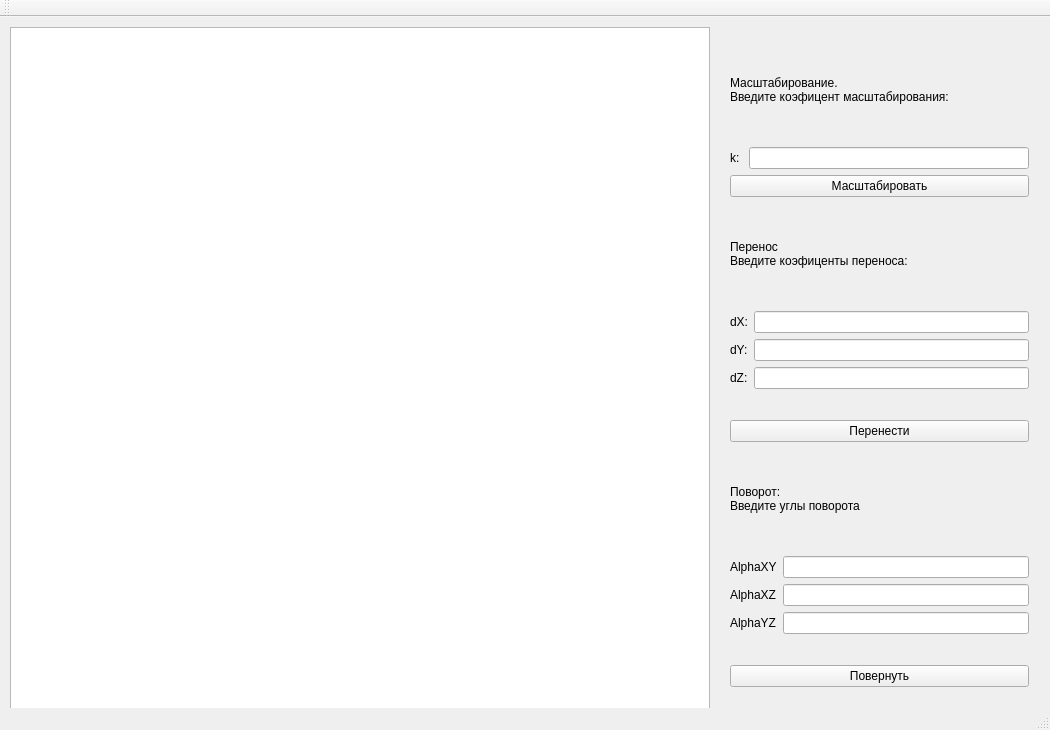
Qt form oop/mainwindow.ui (ansushina/sem4) before a commit.
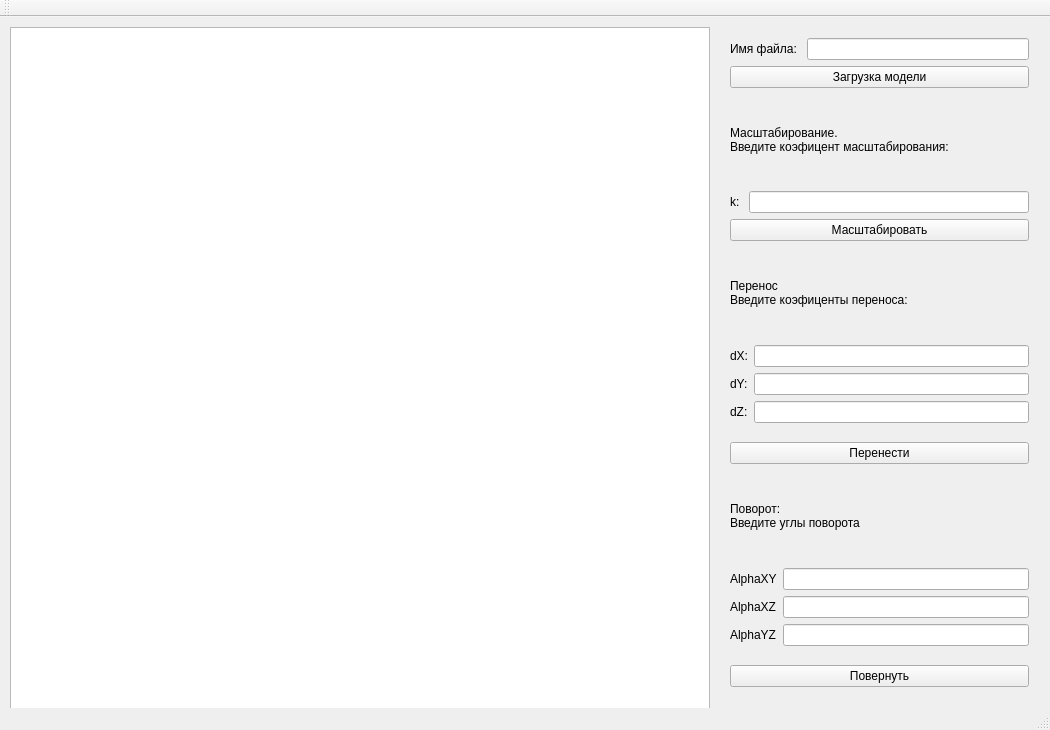
The same form after that commit.

The edit to the form file:
```diff
--- a/oop/mainwindow.ui
+++ b/oop/mainwindow.ui
@@ -41,6 +41,27 @@
      </rect>
     </property>
     <layout class="QVBoxLayout" name="verticalLayout">
+     <item>
+      <layout class="QHBoxLayout" name="horizontalLayout_2">
+       <item>
+        <widget class="QLabel" name="label_11">
+         <property name="text">
+          <string>Имя файла: </string>
+         </property>
+        </widget>
+       </item>
+       <item>
+        <widget class="QLineEdit" name="lineEdit"/>
+       </item>
+      </layout>
+     </item>
+     <item>
+      <widget class="QPushButton" name="pushButton_5">
+       <property name="text">
+        <string>Загрузка модели</string>
+       </property>
+      </widget>
+     </item>
      <item>
       <widget class="QLabel" name="label_2">
        <property name="text">
```
